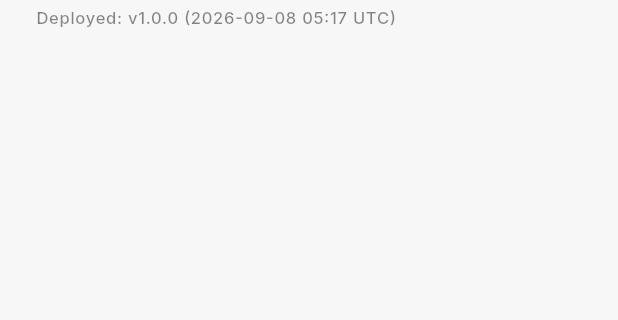
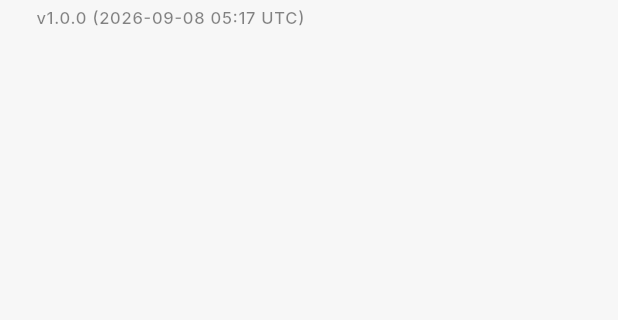
Before and after one commit to wilsonborba/certifications, a Flutter app: the BoardingFooter widget shown alone on an empty page, opened directly, on a phone screen of 412 x 824 dp, the part 98-418 px from its top. Run offline on Flutter 3.47's test engine with Material 3 defaults, Android fonts, the phone set to English and light mode, and no system bars; our stand-ins replace file_picker, flutter_svg, google_fonts, web; missing offline and left inert: dart:html, encrypt, flutter_math_fork, syncfusion_flutter_pdf; project files that could hold a hidden picture were left out.

Commit message:
style(ui): clean up version display text formatting

```diff
--- a/lib/presentation/components/boarding/boarding_footer.dart
+++ b/lib/presentation/components/boarding/boarding_footer.dart
@@ -50,7 +50,7 @@ class BoardingFooter extends StatelessWidget {
                   ),
                   const SizedBox(height: 4),
                   Text(
-                    'Deployed: ${Settings.buildVersion}',
+                    Settings.buildVersion,
                     style: Theme.of(context).textTheme.labelSmall?.copyWith(
                       color: scheme.onSurface.withValues(alpha: 0.5),
                     ),
```
